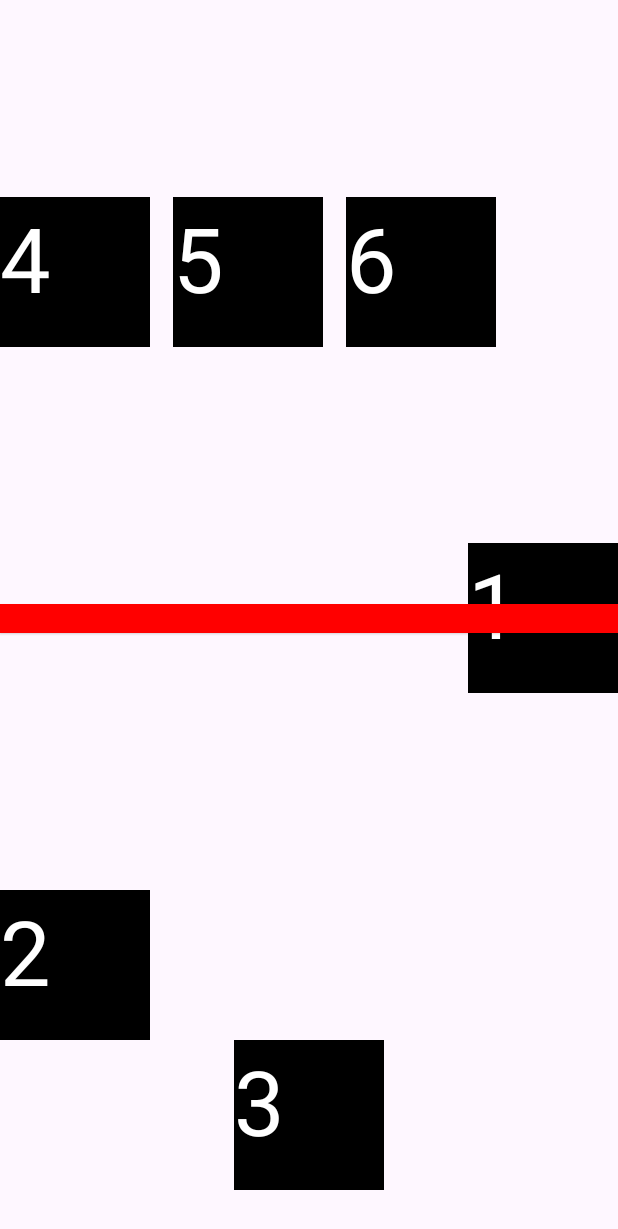
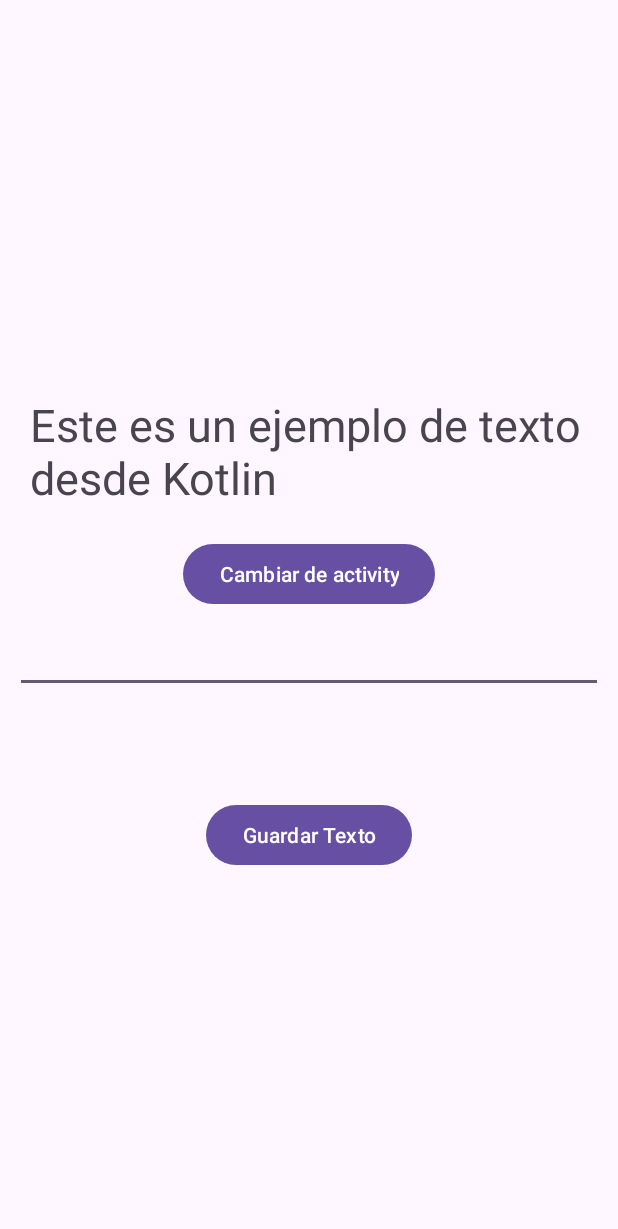
Before and after one commit to HFFY/prograiii20252, an Android app: the screen it shows after launch (EjemploConstraintActivity before the commit, InteraccionDeVistasActivity after it), on a phone screen of 412 x 824 dp. Shown: the top 1229 px of the screen. Run offline under Robolectric (Android 15) with nearby library versions, the phone set to English and light mode, and no system bars.

Commit message:
Clase del 1 de diciembre

```diff
--- a/app/build.gradle.kts
+++ b/app/build.gradle.kts
@@ -1,6 +1,7 @@
 plugins {
     alias(libs.plugins.android.application)
     alias(libs.plugins.kotlin.android)
+    kotlin("plugin.serialization") version "1.9.0"
 }
 
 android {
@@ -42,6 +43,7 @@ dependencies {
     implementation(libs.material)
     implementation(libs.androidx.activity)
     implementation(libs.androidx.constraintlayout)
+    implementation(libs.kotlinx.serialization.json)
     testImplementation(libs.junit)
     androidTestImplementation(libs.androidx.junit)
     androidTestImplementation(libs.androidx.espresso.core)
--- a/app/src/main/java/com/prograiii/myapplication/EjemploConstraintActivity.kt
+++ b/app/src/main/java/com/prograiii/myapplication/EjemploConstraintActivity.kt
@@ -1,10 +1,12 @@
 package com.prograiii.myapplication
 
 import android.os.Bundle
+import android.widget.TextView
 import androidx.activity.enableEdgeToEdge
 import androidx.appcompat.app.AppCompatActivity
 import androidx.core.view.ViewCompat
 import androidx.core.view.WindowInsetsCompat
+import com.prograiii.myapplication.InteraccionDeVistasActivity.Companion.ID_PASO_DE_DATOS_STRING
 
 class EjemploConstraintActivity : AppCompatActivity() {
     override fun onCreate(savedInstanceState: Bundle?) {
@@ -16,5 +18,8 @@ class EjemploConstraintActivity : AppCompatActivity() {
             v.setPadding(systemBars.left, systemBars.top, systemBars.right, systemBars.bottom)
             insets
         }
+        val textView: TextView = findViewById(R.id.text_view_ejemplo_rojo)
+        val stringRecibido: String? = intent.getStringExtra(ID_PASO_DE_DATOS_STRING)
+        textView.text = stringRecibido
     }
 }
--- /dev/null
+++ b/app/src/main/java/com/prograiii/myapplication/InteraccionDeVistasActivity.kt
@@ -0,0 +1,66 @@
+package com.prograiii.myapplication
+
+import android.content.Context
+import android.content.Intent
+import android.os.Bundle
+import android.widget.Button
+import android.widget.EditText
+import android.widget.TextView
+import androidx.activity.enableEdgeToEdge
+import androidx.appcompat.app.AppCompatActivity
+import androidx.core.view.ViewCompat
+import androidx.core.view.WindowInsetsCompat
+
+class InteraccionDeVistasActivity : AppCompatActivity() {
+
+    val context: Context = this
+
+    companion object{
+        val ID_PASO_DE_DATOS_STRING = "ID_ENVIO_DATO"
+    }
+
+    override fun onCreate(savedInstanceState: Bundle?) {
+        super.onCreate(savedInstanceState)
+        enableEdgeToEdge()
+        setContentView(R.layout.activity_interaccion_de_vistas)
+        ViewCompat.setOnApplyWindowInsetsListener(findViewById(R.id.main)) { v, insets ->
+            val systemBars = insets.getInsets(WindowInsetsCompat.Type.systemBars())
+            v.setPadding(systemBars.left, systemBars.top, systemBars.right, systemBars.bottom)
+            insets
+        }
+
+        val textViewEjemplo: TextView = findViewById(R.id.text_view_interaccion_ejemplo)
+        val button: Button = findViewById(R.id.button_interaccion_ejemplo)
+        val editTextEjemplo: EditText = findViewById(R.id.edit_ejempli_clases)
+        val textViewEjemploClases: TextView = findViewById(R.id.text_view_ejemplo_de_clases)
+        val buttonEjemplo: Button = findViewById(R.id.button_ejemplo_clases)
+        textViewEjemplo.text = "Este es un ejemplo de texto desde Kotlin"
+
+        button.setOnClickListener {
+            val intentCambioAMain: Intent = Intent(context, EjemploConstraintActivity::class.java)
+            intentCambioAMain.apply {
+                putExtra(ID_PASO_DE_DATOS_STRING, "Ejemplo de Envio de datos")
+                //putExtra("ID_SERIALIZABLE", Estudiante("","","","",1,1,1))
+            }
+            startActivity(intentCambioAMain)
+
+        }
+
+        buttonEjemplo.setOnClickListener {
+            val textoEscrito: String = editTextEjemplo.text.toString()
+            textViewEjemploClases.text = textoEscrito
+            editTextEjemplo.setText("")
+        }
+
+    }
+
+    override fun onStart() {
+        super.onStart()
+    }
+
+    override fun onDestroy() {
+        super.onDestroy()
+    }
+
+
+}
--- a/app/src/main/java/com/prograiii/myapplication/MainActivity.kt
+++ b/app/src/main/java/com/prograiii/myapplication/MainActivity.kt
@@ -131,6 +131,7 @@ class MainActivity : AppCompatActivity() {
             1234,
             1234
         )
+
         val estudiant2 = Estudiante(
             "Paco",
             "Fabian",
--- a/app/src/main/res/layout/activity_ejemplo_constraint.xml
+++ b/app/src/main/res/layout/activity_ejemplo_constraint.xml
@@ -9,11 +9,14 @@
     tools:context=".EjemploConstraintActivity">
 
     <TextView
+        android:id="@+id/text_view_ejemplo_rojo"
         android:layout_width="match_parent"
         android:layout_height="wrap_content"
         app:layout_constraintTop_toTopOf="parent"
         app:layout_constraintBottom_toBottomOf="parent"
-        android:background="#FF0000"
+        android:text="@string/hola_mundo"
+        android:textColor="@color/white"
+        android:background="@color/rojo"
         android:elevation="1dp"/>
 
     <TextView
@@ -63,29 +66,22 @@
         <TextView
             android:layout_width="100dp"
             android:layout_height="100dp"
-            android:background="@color/black"
             android:text="4"
-            android:textSize="60sp"
-            android:layout_marginEnd="15dp"
-            android:textColor="@color/white"/>
+            style="@style/cajanegradetexto"
+            android:layout_marginEnd="15dp"/>
 
         <TextView
             android:layout_width="100dp"
             android:layout_height="100dp"
-            android:background="@color/black"
             android:text="5"
-            android:textSize="60sp"
-            android:layout_marginEnd="15dp"
-            android:textColor="@color/white"/>
+            style="@style/cajanegradetexto"
+            android:layout_marginEnd="15dp"/>
 
         <TextView
             android:layout_width="100dp"
             android:layout_height="100dp"
-            android:background="@color/black"
             android:text="6"
-            android:textSize="60sp"
-            android:layout_marginEnd="15dp"
-            android:textColor="@color/white"/>
+            style="@style/cajanegradetexto"/>
 
     </LinearLayout>
 
--- /dev/null
+++ b/app/src/main/res/layout/activity_interaccion_de_vistas.xml
@@ -0,0 +1,44 @@
+<?xml version="1.0" encoding="utf-8"?>
+<LinearLayout xmlns:android="http://schemas.android.com/apk/res/android"
+    xmlns:app="http://schemas.android.com/apk/res-auto"
+    xmlns:tools="http://schemas.android.com/tools"
+    android:id="@+id/main"
+    android:orientation="vertical"
+    android:gravity="center"
+    android:layout_width="match_parent"
+    android:layout_height="match_parent"
+    tools:context=".InteraccionDeVistasActivity">
+
+    <TextView
+        android:id="@+id/text_view_interaccion_ejemplo"
+        android:layout_width="match_parent"
+        android:layout_height="wrap_content"
+        android:layout_margin="20dp"
+        android:textSize="30sp"/>
+
+    <Button
+        android:id="@+id/button_interaccion_ejemplo"
+        android:layout_width="wrap_content"
+        android:layout_height="wrap_content"
+        android:text="@string/cambiar_de_activity"/>
+
+    <EditText
+        android:id="@+id/edit_ejempli_clases"
+        android:layout_width="match_parent"
+        android:layout_height="wrap_content"
+        android:layout_margin="10dp"/>
+
+    <TextView
+        android:id="@+id/text_view_ejemplo_de_clases"
+        android:layout_width="match_parent"
+        android:layout_height="wrap_content"
+        android:layout_margin="10dp"
+        android:textSize="30sp"/>
+
+    <Button
+        android:id="@+id/button_ejemplo_clases"
+        android:layout_width="wrap_content"
+        android:layout_height="wrap_content"
+        android:text="@string/guardar_texto"/>
+
+</LinearLayout>
--- a/app/src/main/res/values-night/themes.xml
+++ b/app/src/main/res/values-night/themes.xml
@@ -4,4 +4,10 @@
         <!-- Customize your dark theme here. -->
         <!-- <item name="colorPrimary">@color/my_dark_primary</item> -->
     </style>
+
+    <style name="cajanegradetexto">
+        <item name="android:textColor">@color/white</item>
+        <item name="android:background">@color/azul</item>
+        <item name="android:textSize">60sp</item>
+    </style>
 </resources>
--- a/app/src/main/res/values/colors.xml
+++ b/app/src/main/res/values/colors.xml
@@ -2,4 +2,7 @@
 <resources>
     <color name="black">#FF000000</color>
     <color name="white">#FFFFFFFF</color>
+    <color name="rojo">#FF0000</color>
+    <color name="verde">#00FF09</color>
+    <color name="azul">#008CFF</color>
 </resources>
--- a/app/src/main/res/values/strings.xml
+++ b/app/src/main/res/values/strings.xml
@@ -1,3 +1,8 @@
 <resources>
-    <string name="app_name">My Application</string>
+    <string name="app_name">Progra 3 2</string>
+
+
+    <string name="hola_mundo">Hola Mundo progra 3</string>
+    <string name="cambiar_de_activity">Cambiar de activity</string>
+    <string name="guardar_texto">Guardar Texto</string>
 </resources>
--- a/app/src/main/res/values/themes.xml
+++ b/app/src/main/res/values/themes.xml
@@ -5,5 +5,17 @@
         <!-- <item name="colorPrimary">@color/my_light_primary</item> -->
     </style>
 
-    <style name="Theme.MyApplication" parent="Base.Theme.MyApplication" />
+    <style name="Theme.MyApplication" parent="Base.Theme.MyApplication">
+
+    </style>
+
+    <style name="cajanegradetexto">
+        <item name="android:textColor">@color/white</item>
+        <item name="android:background">@color/black</item>
+        <item name="android:textSize">60sp</item>
+    </style>
+
+    <style name="cajadetextocondistitafont" parent="cajanegradetexto">
+
+    </style>
 </resources>
--- a/gradle/libs.versions.toml
+++ b/gradle/libs.versions.toml
@@ -9,6 +9,7 @@ appcompat = "1.7.1"
 material = "1.13.0"
 activity = "1.11.0"
 constraintlayout = "2.2.1"
+kotlinxSerializationJson = "1.8.0"
 
 [libraries]
 androidx-core-ktx = { group = "androidx.core", name = "core-ktx", version.ref = "coreKtx" }
@@ -19,6 +20,7 @@ androidx-appcompat = { group = "androidx.appcompat", name = "appcompat", version
 material = { group = "com.google.android.material", name = "material", version.ref = "material" }
 androidx-activity = { group = "androidx.activity", name = "activity", version.ref = "activity" }
 androidx-constraintlayout = { group = "androidx.constraintlayout", name = "constraintlayout", version.ref = "constraintlayout" }
+kotlinx-serialization-json = { module = "org.jetbrains.kotlinx:kotlinx-serialization-json", version.ref = "kotlinxSerializationJson" }
 
 [plugins]
 android-application = { id = "com.android.application", version.ref = "agp" }
```
Also changed, not shown: app/src/main/AndroidManifest.xml (+5 -8 lines).
